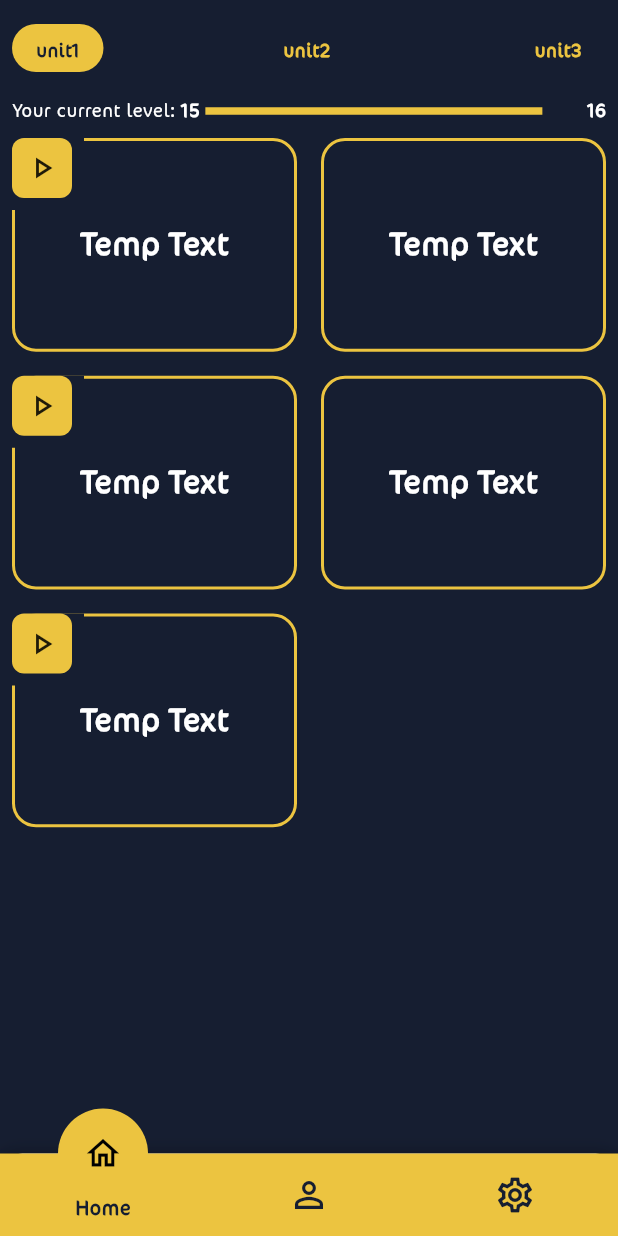
After one commit to TechToc-Solution/mk_academy, a Flutter app: the UnitsPage screen opened by its route, on a phone screen of 412 x 824 dp. The commit adds this screen. Run offline on Flutter 3.47's test engine with Material 3 defaults, Android fonts, the phone set to English and light mode, and no system bars; our stand-ins replace awesome_dialog, carousel_slider, dio, firebase_core, firebase_messaging, flutter_bloc and 6 more; accounts and stored records are empty.

Commit message:
add units page

```diff
--- a/lib/core/utils/routs.dart
+++ b/lib/core/utils/routs.dart
@@ -1,5 +1,6 @@
 import 'package:flutter/material.dart';
 import 'package:mk_academy/features/auth/presentation/views/login/login_page.dart';
+import 'package:mk_academy/features/units/presentation/views/units.dart';
 
 import '../../features/auth/presentation/views/register/register_page.dart';
 import '../../features/home/presentation/views/home_page.dart';
@@ -9,5 +10,6 @@ class Routes {
     HomePage.routeName: (context) => const HomePage(title: 'MK Academy'),
     LoginPage.routeName: (context) => const LoginPage(),
     RegisterPage.routeName: (context) => const RegisterPage(),
+    UnitsPage.routeName: (context) => const UnitsPage(),
   };
 }
--- a/lib/features/home/presentation/views/home_page.dart
+++ b/lib/features/home/presentation/views/home_page.dart
@@ -44,10 +44,10 @@ class _MyHomePageState extends State<HomePage> {
                 SizedBox(
                   height: 8,
                 ),
+                customLevelBar(),
                 Expanded(
                     child: ListView(
                   children: [
-                    customLevelBar(),
                     SizedBox(
                       height: 8,
                     ),
--- /dev/null
+++ b/lib/features/units/presentation/views/units.dart
@@ -0,0 +1,52 @@
+import 'package:flutter/material.dart';
+import 'package:mk_academy/core/widgets/custom_level_bar.dart';
+import 'package:mk_academy/features/units/presentation/views/units_section.dart';
+import 'package:mk_academy/features/units/presentation/views/widgets/custom_top_nav_bar.dart';
+import '../../../../core/widgets/custom_bottom_nav_bar.dart';
+
+class UnitsPage extends StatefulWidget {
+  const UnitsPage({super.key});
+  static const String routeName = '/units';
+
+  @override
+  State<UnitsPage> createState() => _UnitsPageState();
+}
+
+class _UnitsPageState extends State<UnitsPage> {
+  @override
+  Widget build(BuildContext context) {
+    return Scaffold(
+      body: SafeArea(
+        child: Padding(
+          padding: const EdgeInsets.only(
+            top: 8.0,
+            left: 8.0,
+            right: 8.0,
+          ),
+          child: Column(
+            children: [
+              CustomTopNavBar(),
+              SizedBox(
+                height: 8,
+              ),
+              customLevelBar(),
+              Expanded(
+                  child: ListView(
+                children: [
+                  SizedBox(
+                    height: 8,
+                  ),
+                  UnitsSection(),
+                  SizedBox(
+                    height: 16,
+                  )
+                ],
+              ))
+            ],
+          ),
+        ),
+      ),
+      bottomNavigationBar: CustomBottomNavBar(select: "Home"),
+    );
+  }
+}
--- /dev/null
+++ b/lib/features/units/presentation/views/units_section.dart
@@ -0,0 +1,32 @@
+import 'package:flutter/material.dart';
+import 'package:mk_academy/features/units/presentation/views/widgets/custom_category_unit_btn.dart';
+import 'package:mk_academy/features/units/presentation/views/widgets/custom_video_units_btn.dart';
+
+class UnitsSection extends StatelessWidget {
+  const UnitsSection({
+    super.key,
+  });
+
+  @override
+  Widget build(BuildContext context) {
+    return Column(
+      crossAxisAlignment: CrossAxisAlignment.start,
+      children: [
+        GridView.builder(
+            itemCount: 5,
+            physics: NeverScrollableScrollPhysics(),
+            shrinkWrap: true,
+            gridDelegate: SliverGridDelegateWithFixedCrossAxisCount(
+                crossAxisCount: 2,
+                childAspectRatio: 12 / 9,
+                crossAxisSpacing: 16,
+                mainAxisSpacing: 16),
+            itemBuilder: (BuildContext context, int index) {
+              return index % 2 == 0
+                  ? CustomVideoUnitBtn()
+                  : CustomCategoryUnitBtn();
+            })
+      ],
+    );
+  }
+}
--- /dev/null
+++ b/lib/features/units/presentation/views/widgets/custom_category_unit_btn.dart
@@ -0,0 +1,29 @@
+import 'package:flutter/material.dart';
+import 'package:mk_academy/core/utils/colors.dart';
+
+class CustomCategoryUnitBtn extends StatelessWidget {
+  const CustomCategoryUnitBtn({
+    super.key,
+  });
+
+  @override
+  Widget build(BuildContext context) {
+    return Container(
+      padding: EdgeInsets.all(8),
+      decoration: BoxDecoration(
+        border: Border.all(color: AppColors.primaryColors, width: 2),
+        borderRadius: BorderRadius.circular(16),
+        color: AppColors.backgroundColor,
+      ),
+      child: Center(
+          child: Text(
+        "Temp Text",
+        style: TextStyle(
+            overflow: TextOverflow.ellipsis,
+            color: Colors.white,
+            fontWeight: FontWeight.bold,
+            fontSize: 24),
+      )),
+    );
+  }
+}
--- /dev/null
+++ b/lib/features/units/presentation/views/widgets/custom_top_nav_bar.dart
@@ -0,0 +1,29 @@
+import 'package:flutter/material.dart';
+import 'package:mk_academy/features/units/presentation/views/widgets/custom_top_nav_bar_btn.dart';
+
+class CustomTopNavBar extends StatelessWidget {
+  const CustomTopNavBar({
+    super.key,
+  });
+
+  @override
+  Widget build(BuildContext context) {
+    return Row(
+      mainAxisAlignment: MainAxisAlignment.spaceBetween,
+      children: [
+        customTopNavBarBtn(
+          title: "unit1",
+          index: 0,
+        ),
+        customTopNavBarBtn(
+          title: "unit2",
+          index: 1,
+        ),
+        customTopNavBarBtn(
+          title: "unit3",
+          index: 2,
+        )
+      ],
+    );
+  }
+}
--- /dev/null
+++ b/lib/features/units/presentation/views/widgets/custom_top_nav_bar_btn.dart
@@ -0,0 +1,32 @@
+import 'package:flutter/material.dart';
+import 'package:mk_academy/core/utils/colors.dart';
+
+class customTopNavBarBtn extends StatelessWidget {
+  const customTopNavBarBtn({
+    super.key,
+    required this.title,
+    required this.index,
+  });
+  final String title;
+  final int index;
+  @override
+  Widget build(BuildContext context) {
+    return Container(
+      height: 32,
+      padding: EdgeInsets.symmetric(vertical: 8, horizontal: 16),
+      margin: EdgeInsets.symmetric(vertical: 8),
+      decoration: BoxDecoration(
+          borderRadius: BorderRadius.circular(16),
+          color:
+              index == 0 ? AppColors.primaryColors : AppColors.backgroundColor),
+      child: Text(
+        title,
+        style: TextStyle(
+            color: index == 0
+                ? AppColors.backgroundColor
+                : AppColors.primaryColors,
+            fontWeight: FontWeight.bold),
+      ),
+    );
+  }
+}
--- /dev/null
+++ b/lib/features/units/presentation/views/widgets/custom_video_units_btn.dart
@@ -0,0 +1,45 @@
+import 'package:flutter/material.dart';
+import 'package:mk_academy/core/utils/colors.dart';
+
+class CustomVideoUnitBtn extends StatelessWidget {
+  const CustomVideoUnitBtn({
+    super.key,
+  });
+
+  @override
+  Widget build(BuildContext context) {
+    return Stack(
+      children: [
+        Container(
+          padding: EdgeInsets.all(8),
+          decoration: BoxDecoration(
+            border: Border.all(color: AppColors.primaryColors, width: 2),
+            borderRadius: BorderRadius.circular(16),
+            color: AppColors.backgroundColor,
+          ),
+          child: Center(
+              child: Text(
+            "Temp Text",
+            style: TextStyle(
+                overflow: TextOverflow.ellipsis,
+                color: Colors.white,
+                fontWeight: FontWeight.bold,
+                fontSize: 24),
+          )),
+        ),
+        Container(
+          padding: EdgeInsets.only(right: 8, bottom: 8),
+          color: AppColors.backgroundColor,
+          child: Container(
+            height: 40,
+            width: 40,
+            decoration: BoxDecoration(
+                color: AppColors.primaryColors,
+                borderRadius: BorderRadius.circular(8)),
+            child: Icon(Icons.play_arrow_outlined),
+          ),
+        )
+      ],
+    );
+  }
+}
--- a/lib/main.dart
+++ b/lib/main.dart
@@ -11,6 +11,7 @@ import 'package:mk_academy/core/utils/routs.dart';
 import 'package:mk_academy/core/utils/styles.dart';
 import 'package:mk_academy/features/auth/presentation/views/login/login_page.dart';
 import 'package:mk_academy/features/home/presentation/views/home_page.dart';
+import 'package:mk_academy/features/units/presentation/views/units.dart';
 
 void main() async {
   WidgetsFlutterBinding.ensureInitialized();
@@ -67,7 +68,7 @@ class MyApp extends StatelessWidget {
                   ColorScheme.fromSeed(seedColor: AppColors.primaryColors),
               useMaterial3: true,
             ),
-            initialRoute: HomePage.routeName,
+            initialRoute: LoginPage.routeName,
             routes: Routes.routes,
           );
         },
```
Also changed, not shown: lib/features/units/data/models/home_model.dart (added), lib/features/units/data/repos/home_repo.dart (added), lib/features/units/presentation/views-model/home_test.dart (added).
